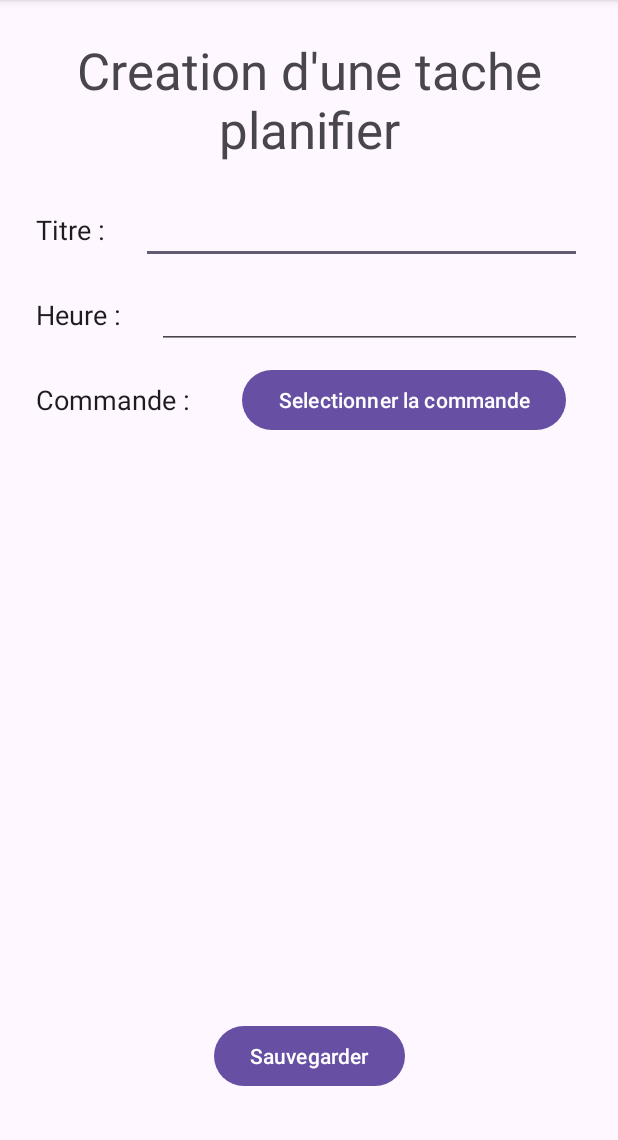
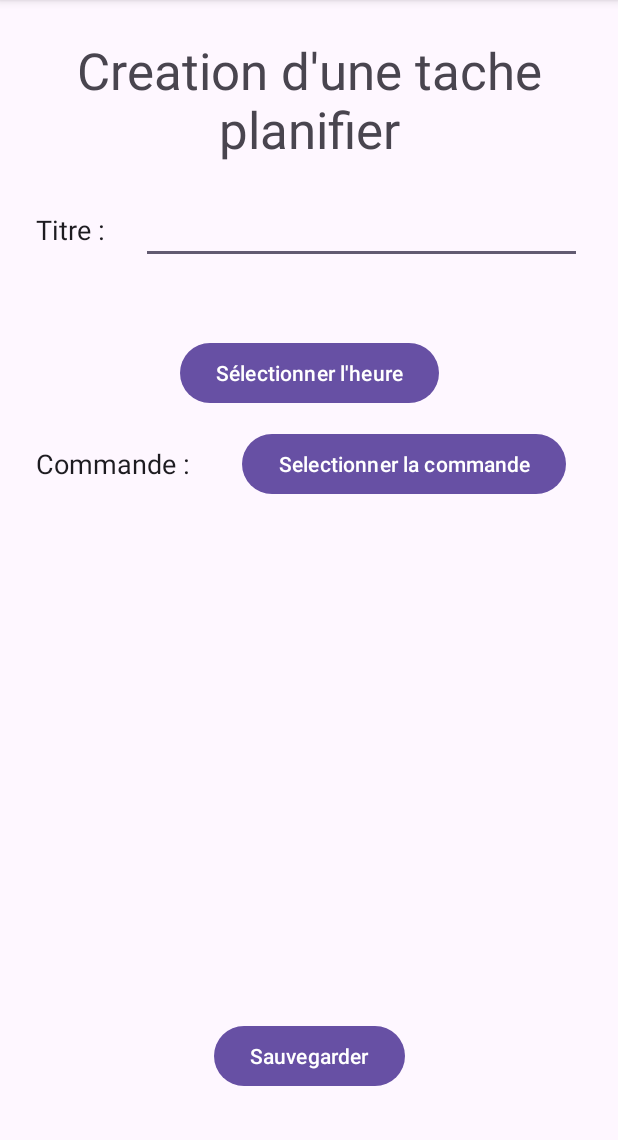
Before and after one commit to CR2429/RasberryRGB, an Android app: the FormulairePlanifActivity screen opened directly, with no data from a screen before it, on a phone screen of 412 x 824 dp, the part 96-1236 px from its top. Run offline under Robolectric (Android 15) with nearby library versions, the phone set to English and light mode, and no system bars; 2 statements that could not run were skipped.

Commit message:
gestion du temps

```diff
--- a/Android/app/src/main/res/layout/activity_formulaire_planif.xml
+++ b/Android/app/src/main/res/layout/activity_formulaire_planif.xml
@@ -44,41 +44,15 @@
         app:layout_constraintTop_toTopOf="@+id/TvPlanifTitre" />
 
     <TextView
-        android:id="@+id/TvPlanifHeure"
-        android:layout_width="wrap_content"
-        android:layout_height="wrap_content"
-        android:layout_marginStart="24dp"
-        android:layout_marginTop="32dp"
-        android:text="@string/heurePlanif"
-        android:textAppearance="@style/TextAppearance.AppCompat.Body1"
-        android:textSize="18sp"
-        app:layout_constraintStart_toStartOf="parent"
-        app:layout_constraintTop_toBottomOf="@+id/TvPlanifTitre" />
-
-    <EditText
-        android:id="@+id/EtHeure"
-        android:layout_width="0dp"
-        android:layout_height="wrap_content"
-        android:layout_marginStart="24dp"
-        android:layout_marginEnd="24dp"
-        android:ems="10"
-        android:inputType="time"
-        app:layout_constraintBottom_toBottomOf="@+id/TvPlanifHeure"
-        app:layout_constraintEnd_toEndOf="parent"
-        app:layout_constraintStart_toEndOf="@+id/TvPlanifHeure"
-        app:layout_constraintTop_toTopOf="@+id/TvPlanifHeure" />
-
-    <TextView
         android:id="@+id/EtCommande"
         android:layout_width="wrap_content"
         android:layout_height="wrap_content"
-        android:layout_marginStart="24dp"
-        android:layout_marginTop="32dp"
+        android:layout_marginTop="24dp"
         android:text="@string/commandePlanif"
         android:textAppearance="@style/TextAppearance.AppCompat.Body1"
         android:textSize="18sp"
-        app:layout_constraintStart_toStartOf="parent"
-        app:layout_constraintTop_toBottomOf="@+id/TvPlanifHeure" />
+        app:layout_constraintStart_toStartOf="@+id/TvTime"
+        app:layout_constraintTop_toBottomOf="@+id/BTime" />
 
     <Button
         android:id="@+id/BCommande"
@@ -100,4 +74,24 @@
         app:layout_constraintEnd_toEndOf="parent"
         app:layout_constraintStart_toStartOf="parent" />
 
+    <TextView
+        android:id="@+id/TvTime"
+        android:layout_width="wrap_content"
+        android:layout_height="wrap_content"
+        android:layout_marginTop="16dp"
+        android:text="Heure sélectionnée : --:--"
+        android:textSize="18sp"
+        app:layout_constraintStart_toStartOf="@+id/TvPlanifTitre"
+        app:layout_constraintTop_toBottomOf="@+id/EtTitre" />
+
+    <Button
+        android:id="@+id/BTime"
+        android:layout_width="wrap_content"
+        android:layout_height="wrap_content"
+        android:layout_marginTop="8dp"
+        android:text="Sélectionner l'heure"
+        app:layout_constraintEnd_toEndOf="@+id/EtTitre"
+        app:layout_constraintStart_toStartOf="@+id/TvTime"
+        app:layout_constraintTop_toBottomOf="@+id/TvTime" />
+
 </androidx.constraintlayout.widget.ConstraintLayout>
```
Also changed, not shown: Android/app/src/main/java/com/annoapp/raspberry/FormulairePlanifActivity.kt (+34 -3 lines), Android/app/src/main/java/com/annoapp/raspberry/Planif.kt (+4 -3 lines).
